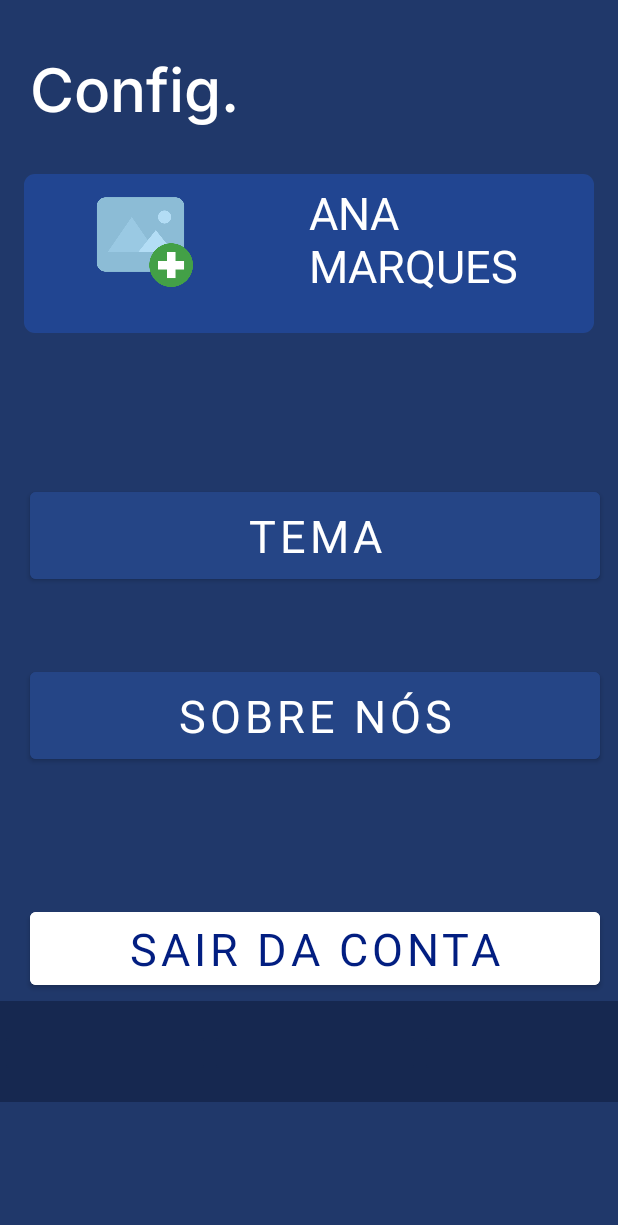
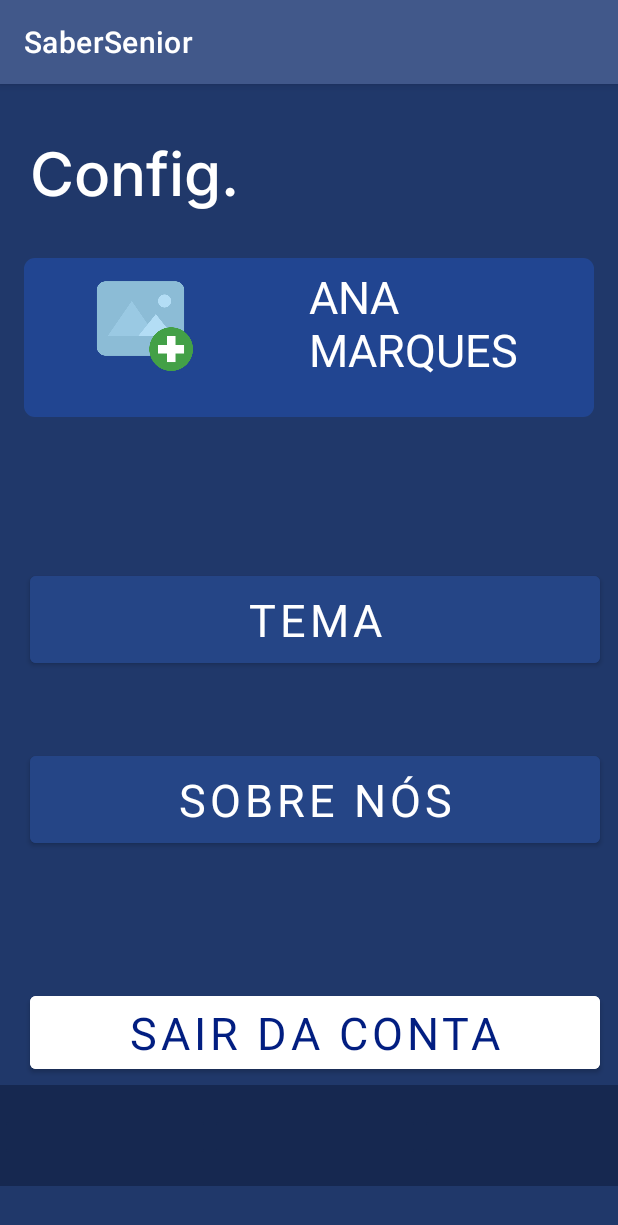
Before and after one commit to juliaenriquetto/SaberSenior, an Android app: the Config screen opened directly, with no data from a screen before it, on a phone screen of 412 x 824 dp. Shown: the top 1225 px of the screen. Run offline under Robolectric (Android 15) with nearby library versions, the phone set to English and light mode, and no system bars; Roboto replaces fonts that are not available here.

Commit message:
MEU DEUS

```diff
--- a/app/src/main/res/values-night/themes.xml
+++ b/app/src/main/res/values-night/themes.xml
@@ -2,12 +2,12 @@
     <!-- Base application theme. -->
     <style name="Theme.SaberSenior" parent="Theme.MaterialComponents.DayNight.DarkActionBar">
         <!-- Primary brand color. -->
-        <item name="colorPrimary">@color/purple_200</item>
-        <item name="colorPrimaryVariant">@color/purple_700</item>
-        <item name="colorOnPrimary">@color/black</item>
+        <item name="colorPrimary">@color/corescura</item>
+        <item name="colorPrimaryVariant">@color/white</item>
+        <item name="colorOnPrimary">@color/cor2</item>
         <!-- Secondary brand color. -->
-        <item name="colorSecondary">@color/teal_200</item>
-        <item name="colorSecondaryVariant">@color/teal_200</item>
+        <item name="colorSecondary">@color/white</item>
+        <item name="colorSecondaryVariant">@color/white</item>
         <item name="colorOnSecondary">@color/black</item>
         <!-- Status bar color. -->
         <item name="android:statusBarColor">?attr/colorPrimaryVariant</item>
--- a/app/src/main/res/values/colors.xml
+++ b/app/src/main/res/values/colors.xml
@@ -1,10 +1,12 @@
 <?xml version="1.0" encoding="utf-8"?>
 <resources>
-    <color name="purple_200">#FFBB86FC</color>
-    <color name="purple_500">#FF6200EE</color>
-    <color name="purple_700">#FF3700B3</color>
-    <color name="teal_200">#FF03DAC5</color>
-    <color name="teal_700">#FF018786</color>
+
+
+    //tema claro
+    <color name="white">#FFFFFFFF</color>
+    <color name="cor2">#D9D9D9</color>
+
+    //tema Escuro
+    <color name="corescura">#FF162850</color>
     <color name="black">#FF000000</color>
-    <color name="white">#FFFFFFFF</color>
 </resources>
--- a/app/src/main/res/values/themes.xml
+++ b/app/src/main/res/values/themes.xml
@@ -1,16 +1,25 @@
 <resources xmlns:tools="http://schemas.android.com/tools">
     <!-- Base application theme. -->
-    <style name="Theme.SaberSenior" parent="Theme.MaterialComponents.DayNight.NoActionBar">
+    <style name="Theme.SaberSenior" parent="Theme.MaterialComponents.DayNight.DarkActionBar">
         <!-- Primary brand color. -->
-        <item name="colorPrimary">@color/purple_500</item>
-        <item name="colorPrimaryVariant">@color/purple_700</item>
+        <item name="colorPrimary">#41588A</item> // muda o status bar
+        <item name="colorPrimaryVariant">@color/white</item>
         <item name="colorOnPrimary">@color/white</item>
         <!-- Secondary brand color. -->
-        <item name="colorSecondary">@color/teal_200</item>
-        <item name="colorSecondaryVariant">@color/teal_700</item>
-        <item name="colorOnSecondary">@color/black</item>
+        <item name="colorSecondary">@color/white</item>
+        <item name="colorSecondaryVariant">@color/white</item>
+        <item name="colorOnSecondary">@color/cor2</item>
         <!-- Status bar color. -->
         <item name="android:statusBarColor">?attr/colorPrimaryVariant</item>
         <!-- Customize your theme here. -->
     </style>
+    <style name="BACKGROUND">
+        <item name="android:background">@color/white</item>
+
+    </style>
+
+    <style name="TextColor">
+        <item name="android:textColor">@color/corescura</item>
+    </style>
+
 </resources>
```
